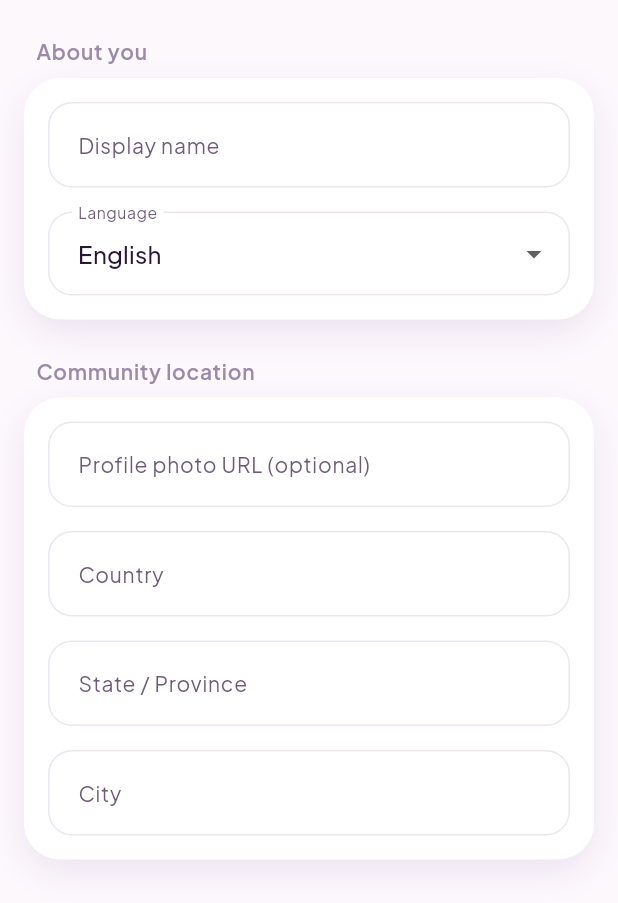
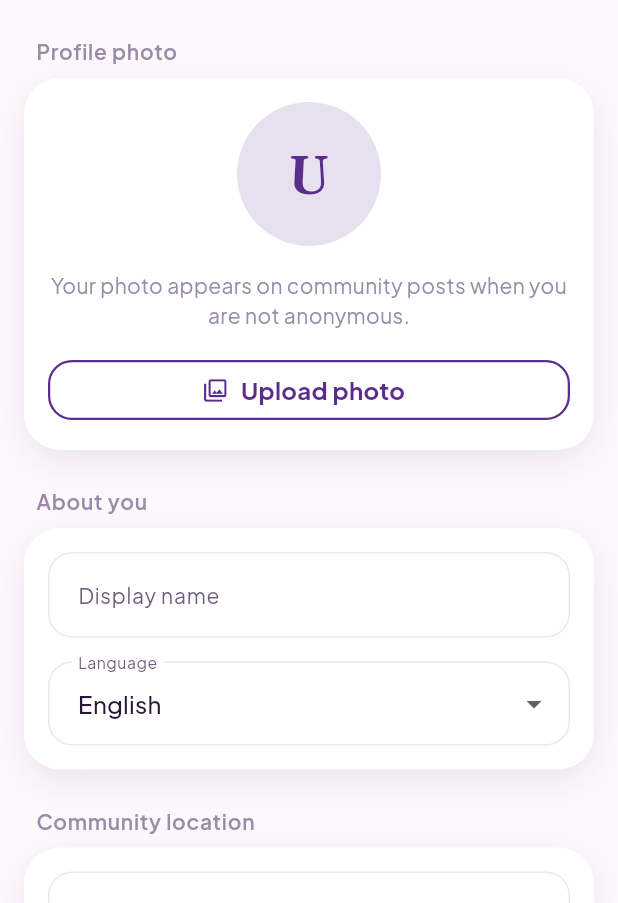
Before and after one commit to themobileprof/momlaunchpad-app, a Flutter app: the ProfileScreen screen opened directly, on a phone screen of 412 x 824 dp, the part 333-1236 px from its top. Run offline on Flutter 3.47's test engine with Material 3 defaults, Android fonts, the phone set to English and light mode, and no system bars; our stand-ins replace connectivity_plus, flutter_dotenv, flutter_riverpod, flutter_secure_storage, google_fonts, google_sign_in and 3 more; accounts and stored records are empty; network calls fail.

Commit message:
feat(profile, community): implement profile photo upload and management features; enhance community post model to support image URLs
- Added functionality to upload and delete profile photos in the ProfileNotifier.
- Updated UserProfile model to handle profile photo management.
- Enhanced CommunityPost model to include a list of image URLs for posts.
- Integrated image picker for selecting profile photos and updated UI components to reflect changes.
- Improved community post detail and creation screens to display images associated with posts.

```diff
--- a/lib/screens/profile_screen.dart
+++ b/lib/screens/profile_screen.dart
@@ -1,5 +1,6 @@
 import 'package:flutter/material.dart';
 import 'package:flutter_riverpod/flutter_riverpod.dart';
+import 'package:image_picker/image_picker.dart';
 import '../models/journey_stage.dart';
 import '../models/user_profile.dart';
 import '../providers/auth_provider.dart';
@@ -28,7 +29,6 @@ class _ProfileScreenState extends ConsumerState<ProfileScreen> {
   final _countryController = TextEditingController();
   final _stateController = TextEditingController();
   final _cityController = TextEditingController();
-  final _photoUrlController = TextEditingController();
 
   int _pregnancyWeek = 20;
   DateTime? _dueDate;
@@ -40,6 +40,7 @@ class _ProfileScreenState extends ConsumerState<ProfileScreen> {
   String _language = 'en';
   String? _dietPreference;
   bool _isSaving = false;
+  bool _isUploadingPhoto = false;
   bool _initialized = false;
 
   static const _dietOptions = [
@@ -67,7 +68,6 @@ class _ProfileScreenState extends ConsumerState<ProfileScreen> {
     _countryController.dispose();
     _stateController.dispose();
     _cityController.dispose();
-    _photoUrlController.dispose();
     super.dispose();
   }
 
@@ -95,7 +95,51 @@ class _ProfileScreenState extends ConsumerState<ProfileScreen> {
     _countryController.text = profile.country ?? '';
     _stateController.text = profile.stateProvince ?? '';
     _cityController.text = profile.city ?? '';
-    _photoUrlController.text = profile.profilePhotoUrl ?? '';
+  }
+
+  Future<void> _pickProfilePhoto() async {
+    final picker = ImagePicker();
+    final file = await picker.pickImage(
+      source: ImageSource.gallery,
+      maxWidth: 2048,
+      maxHeight: 2048,
+      imageQuality: 85,
+    );
+    if (file == null || !mounted) return;
+
+    setState(() => _isUploadingPhoto = true);
+    try {
+      await ref.read(profileProvider.notifier).uploadProfilePhoto(file.path);
+      if (!mounted) return;
+      ScaffoldMessenger.of(context).showSnackBar(
+        const SnackBar(content: Text('Profile photo updated')),
+      );
+    } on ApiException catch (e) {
+      if (!mounted) return;
+      ScaffoldMessenger.of(context).showSnackBar(
+        SnackBar(content: Text(e.message)),
+      );
+    } finally {
+      if (mounted) setState(() => _isUploadingPhoto = false);
+    }
+  }
+
+  Future<void> _removeProfilePhoto() async {
+    setState(() => _isUploadingPhoto = true);
+    try {
+      await ref.read(profileProvider.notifier).deleteProfilePhoto();
+      if (!mounted) return;
+      ScaffoldMessenger.of(context).showSnackBar(
+        const SnackBar(content: Text('Profile photo removed')),
+      );
+    } on ApiException catch (e) {
+      if (!mounted) return;
+      ScaffoldMessenger.of(context).showSnackBar(
+        SnackBar(content: Text(e.message)),
+      );
+    } finally {
+      if (mounted) setState(() => _isUploadingPhoto = false);
+    }
   }
 
   void _onPregnancyWeekChanged(int week) {
@@ -176,9 +220,6 @@ class _ProfileScreenState extends ConsumerState<ProfileScreen> {
               city: _cityController.text.trim().isEmpty
                   ? null
                   : _cityController.text.trim(),
-              profilePhotoUrl: _photoUrlController.text.trim().isEmpty
-                  ? null
-                  : _photoUrlController.text.trim(),
             ),
           );
 
@@ -291,6 +332,76 @@ class _ProfileScreenState extends ConsumerState<ProfileScreen> {
                 children: [
                   _buildHeader(user?.email),
                   const SizedBox(height: AppSpacing.spaceLG),
+                  _buildSectionTitle('Profile photo'),
+                  AppCard(
+                    padding: const EdgeInsets.all(AppSpacing.spaceMD),
+                    child: Column(
+                      children: [
+                        Stack(
+                          alignment: Alignment.bottomRight,
+                          children: [
+                            AppAvatar(
+                              name: _nameController.text,
+                              imageUrl: profile?.profilePhotoUrl,
+                              size: AppAvatarSize.xlarge,
+                            ),
+                            if (_isUploadingPhoto)
+                              Positioned.fill(
+                                child: Container(
+                                  decoration: BoxDecoration(
+                                    color: Colors.black26,
+                                    shape: BoxShape.circle,
+                                  ),
+                                  child: const Center(
+                                    child: SizedBox(
+                                      width: 28,
+                                      height: 28,
+                                      child: CircularProgressIndicator(
+                                        strokeWidth: 2,
+                                        color: AppColors.white,
+                                      ),
+                                    ),
+                                  ),
+                                ),
+                              ),
+                          ],
+                        ),
+                        const SizedBox(height: AppSpacing.spaceMD),
+                        Text(
+                          'Your photo appears on community posts when you are not anonymous.',
+                          style: AppTypography.caption.copyWith(
+                            color: AppColors.textLight,
+                          ),
+                          textAlign: TextAlign.center,
+                        ),
+                        const SizedBox(height: AppSpacing.spaceMD),
+                        Row(
+                          children: [
+                            Expanded(
+                              child: OutlinedButton.icon(
+                                onPressed: _isUploadingPhoto || _isSaving
+                                    ? null
+                                    : _pickProfilePhoto,
+                                icon: const Icon(Icons.photo_library_outlined),
+                                label: const Text('Upload photo'),
+                              ),
+                            ),
+                            if ((profile?.profilePhotoUrl ?? '').isNotEmpty) ...[
+                              const SizedBox(width: AppSpacing.spaceSM),
+                              IconButton(
+                                tooltip: 'Remove photo',
+                                onPressed: _isUploadingPhoto || _isSaving
+                                    ? null
+                                    : _removeProfilePhoto,
+                                icon: const Icon(Icons.delete_outline_rounded),
+                              ),
+                            ],
+                          ],
+                        ),
+                      ],
+                    ),
+                  ),
+                  const SizedBox(height: AppSpacing.spaceLG),
                   _buildSectionTitle('About you'),
                   AppCard(
                     padding: const EdgeInsets.all(AppSpacing.spaceMD),
@@ -332,13 +443,6 @@ class _ProfileScreenState extends ConsumerState<ProfileScreen> {
                     padding: const EdgeInsets.all(AppSpacing.spaceMD),
                     child: Column(
                       children: [
-                        TextFormField(
-                          controller: _photoUrlController,
-                          decoration: const InputDecoration(
-                            labelText: 'Profile photo URL (optional)',
-                          ),
-                        ),
-                        const SizedBox(height: AppSpacing.spaceMD),
                         TextFormField(
                           controller: _countryController,
                           textCapitalization: TextCapitalization.words,
@@ -651,7 +755,11 @@ class _ProfileScreenState extends ConsumerState<ProfileScreen> {
   Widget _buildHeader(String? email) {
     return Row(
       children: [
-        AppAvatar(name: _nameController.text, size: AppAvatarSize.large),
+        AppAvatar(
+          name: _nameController.text,
+          imageUrl: ref.watch(profileProvider).profile?.profilePhotoUrl,
+          size: AppAvatarSize.large,
+        ),
         const SizedBox(width: AppSpacing.spaceMD),
         Expanded(
           child: Column(
--- /dev/null
+++ b/lib/utils/image_url.dart
@@ -0,0 +1,35 @@
+/// Helpers for external HTTPS image links (no server-side file storage).
+import '../config/app_config.dart';
+
+bool isValidHttpsImageUrl(String? value) {
+  if (value == null || value.trim().isEmpty) return true;
+  final uri = Uri.tryParse(value.trim());
+  return uri != null && uri.scheme == 'https' && uri.host.isNotEmpty;
+}
+
+String? httpsImageUrlValidator(String? value) {
+  if (value == null || value.trim().isEmpty) return null;
+  if (!isValidHttpsImageUrl(value)) {
+    return 'Enter a valid https:// image link';
+  }
+  return null;
+}
+
+String? normalizedHttpsImageUrl(String? value) {
+  final trimmed = value?.trim();
+  if (trimmed == null || trimmed.isEmpty) return null;
+  return trimmed;
+}
+
+/// Builds an absolute URL for API-hosted media paths.
+String? resolveMediaUrl(String? value) {
+  if (value == null || value.trim().isEmpty) return null;
+  final trimmed = value.trim();
+  if (trimmed.startsWith('http://') || trimmed.startsWith('https://')) {
+    return trimmed;
+  }
+  if (trimmed.startsWith('/')) {
+    return '${AppConfig.baseUrl}$trimmed';
+  }
+  return trimmed;
+}
--- a/lib/widgets/app_avatar.dart
+++ b/lib/widgets/app_avatar.dart
@@ -1,6 +1,7 @@
 import 'package:flutter/material.dart';
 import '../theme/colors.dart';
 import '../theme/typography.dart';
+import '../utils/image_url.dart';
 
 /// Avatar sizes
 enum AppAvatarSize { small, medium, large, xlarge }
@@ -65,6 +66,7 @@ class AppAvatar extends StatelessWidget {
 
   @override
   Widget build(BuildContext context) {
+    final resolvedUrl = resolveMediaUrl(imageUrl);
     Widget avatar = Stack(
       children: [
         Container(
@@ -73,15 +75,15 @@ class AppAvatar extends StatelessWidget {
           decoration: BoxDecoration(
             color: backgroundColor ?? AppColors.primaryPurple.withOpacity(0.15),
             shape: BoxShape.circle,
-            image: imageUrl != null
+            image: resolvedUrl != null
                 ? DecorationImage(
-                    image: NetworkImage(imageUrl!),
+                    image: NetworkImage(resolvedUrl),
                     fit: BoxFit.cover,
                     onError: (_, __) {},
                   )
                 : null,
           ),
-          child: imageUrl == null
+          child: resolvedUrl == null
               ? Center(
                   child: Text(
                     _initials,
--- a/lib/widgets/community_post_card.dart
+++ b/lib/widgets/community_post_card.dart
@@ -7,6 +7,7 @@ import '../theme/spacing.dart';
 import '../theme/typography.dart';
 import 'app_card.dart';
 import 'community_author_row.dart';
+import 'community_post_images.dart';
 import 'simple_formatted_text.dart';
 
 class CommunityPostCard extends ConsumerWidget {
@@ -69,6 +70,7 @@ class CommunityPostCard extends ConsumerWidget {
           ],
           const SizedBox(height: AppSpacing.spaceSM),
           SimpleFormattedText(post.body),
+          CommunityPostImages(imageUrls: post.imageUrls, compact: true),
           const SizedBox(height: AppSpacing.spaceMD),
           Row(
             children: [
--- a/pubspec.yaml
+++ b/pubspec.yaml
@@ -42,6 +42,7 @@ dependencies:
   google_sign_in: ^6.2.2
 
   table_calendar: ^3.2.0
+  image_picker: ^1.2.2
 
 dev_dependencies:
   flutter_test:
```
Also changed, not shown: lib/models/community.dart (+47 -0 lines), lib/providers/community_provider.dart (+1 -14 lines), lib/providers/profile_provider.dart (+14 -0 lines), lib/screens/community_create_post_screen.dart (+7 -0 lines), lib/screens/community_post_detail_screen.dart (+4 -31 lines), lib/services/api_service.dart (+46 -0 lines), lib/widgets/community_author_row.dart (+4 -3 lines), lib/widgets/community_post_images.dart (added, +88 -0 lines), lib/widgets/online_image_url_field.dart (added, +119 -0 lines), lib/widgets/online_image_url_list_editor.dart (added, +127 -0 lines), pubspec.lock, 7 other files.
